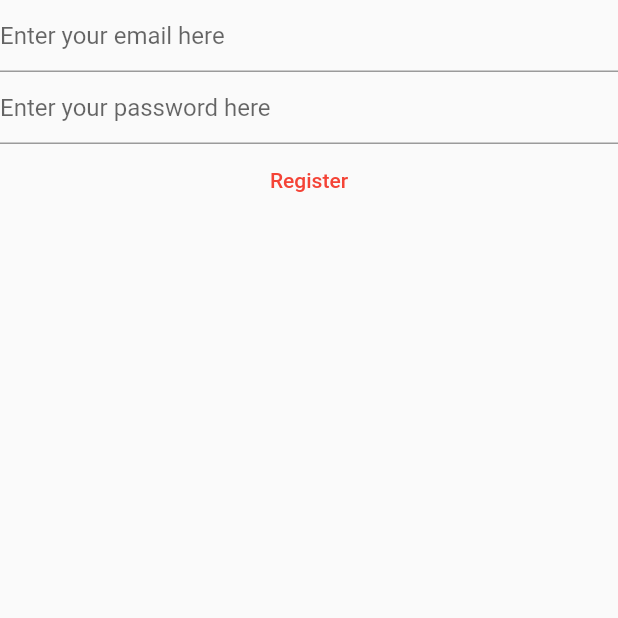
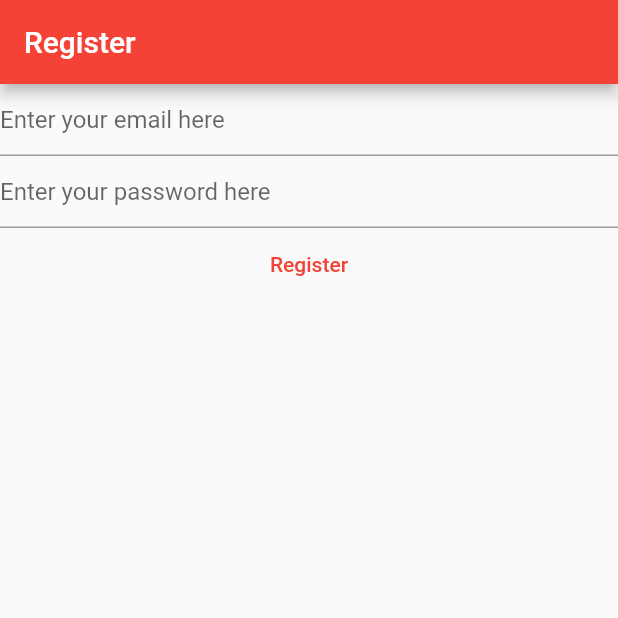
Before and after one commit to aKeoHub/noteking, a Flutter app: the RegisterView screen opened directly, on a phone screen of 412 x 824 dp, the top half of it. Run offline on Flutter 3.47's test engine with Material 2 defaults, Android fonts, the phone set to English and light mode, and no system bars; our stand-ins replace firebase_auth, firebase_core; accounts and stored records are empty.

Commit message:
Created a link on the login page to route to register page.
Linked the login page to the register page.

```diff
--- a/lib/views/login_view.dart
+++ b/lib/views/login_view.dart
@@ -66,6 +66,12 @@ class _LoginViewState extends State<LoginView> {
           },
           child: const Text('Login'),
         ),
+        TextButton(
+            onPressed: () {
+              Navigator.of(context)
+                  .pushNamedAndRemoveUntil('/register/', (route) => false);
+            },
+            child: const Text('Not registered yet? Register here!')),
       ],
     );
   }
--- a/lib/views/register_view.dart
+++ b/lib/views/register_view.dart
@@ -28,7 +28,11 @@ class _RegisterViewState extends State<RegisterView> {
 
   @override
   Widget build(BuildContext context) {
-    return Column(
+    return Scaffold(
+      appBar: AppBar(
+        title: const Text('Register'),
+      ),
+      body: Column(
         children: [
           TextField(
             controller: _email,
@@ -70,6 +74,7 @@ class _RegisterViewState extends State<RegisterView> {
             child: const Text('Register'),
           ),
         ],
+      ),
     );
   }
 }
```
Also changed, not shown: lib/main.dart (+15 -8 lines). Lines whose indentation alone changed are shown as unchanged.
